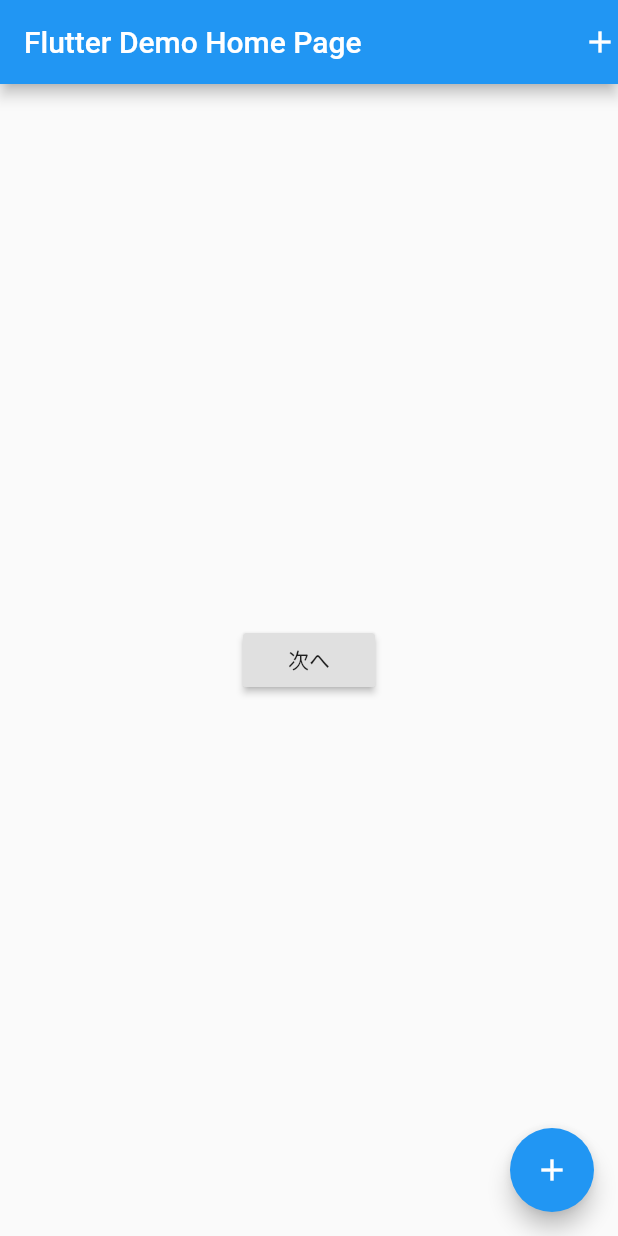
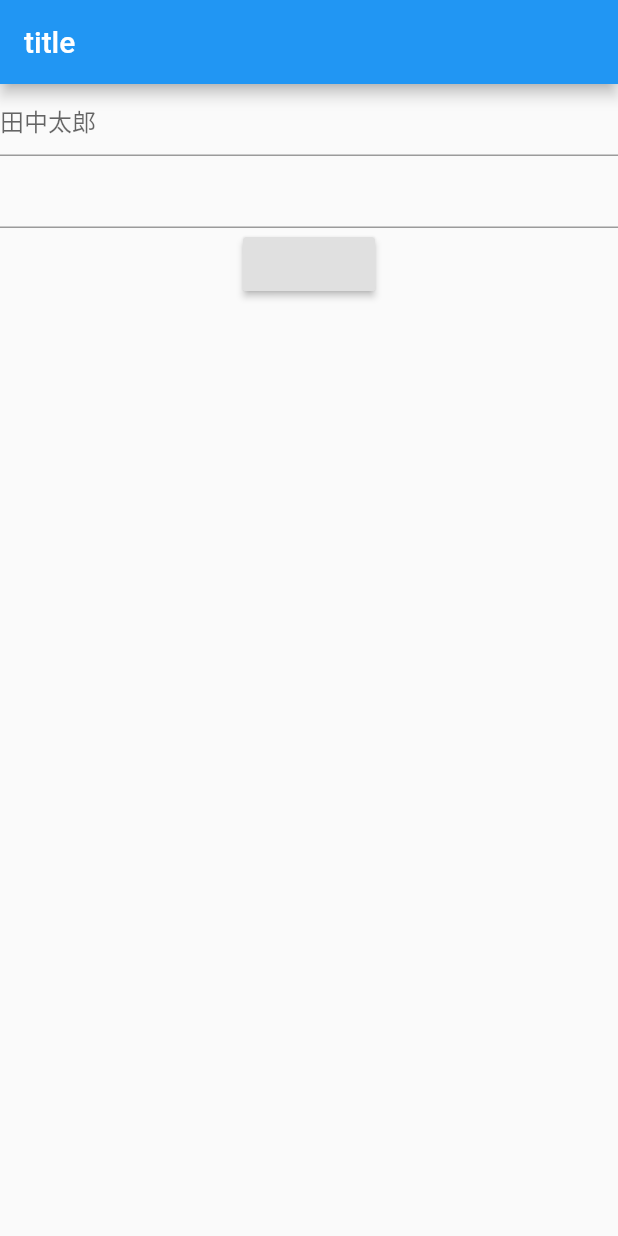
Before and after one commit to rei1011/flutter-app, a Flutter app: the screen it shows after launch, on a phone screen of 412 x 824 dp. Run offline on Flutter 3.47's test engine with Material 2 defaults, Android fonts, the phone set to English and light mode, and no system bars.

```diff
--- a/lib/main.dart
+++ b/lib/main.dart
@@ -1,6 +1,4 @@
 import 'package:flutter/material.dart';
-
-import 'next_page.dart';
 
 void main() {
   runApp(MyApp());
@@ -32,6 +30,9 @@ class MyHomePage extends StatefulWidget {
 class _MyHomePageState extends State<MyHomePage> {
   int _counter = 0;
   String text = "次へ";
+  final myFocusNode = FocusNode();
+  final myController = TextEditingController();
+  String name = '';
 
   void _incrementCounter() {
     setState(() {
@@ -43,33 +44,38 @@ class _MyHomePageState extends State<MyHomePage> {
   Widget build(BuildContext context) {
     return Scaffold(
       appBar: AppBar(
-        title: Text(widget.title),
-        actions: <Widget>[
-          Icon(Icons.add),
-        ],
+        title: Text('title'),
       ),
-      body: Center(
-        child: Container(
-          child: RaisedButton(
-            child: Text(text),
-            onPressed: () async {
-              final result = await Navigator.push(
-                context,
-                MaterialPageRoute(
-                    builder: (context) => NextPage(title: "Next Page")),
-              );
-              setState(()  {
-                text = result;
-              });
-            },
-          ),
-        ),
-      ),
-      floatingActionButton: FloatingActionButton(
-        onPressed: _incrementCounter,
-        tooltip: 'Increment',
-        child: Icon(Icons.add),
-      ), // This trailing comma makes auto-formatting nicer for build methods.
+      body: Container(
+          width: double.infinity,
+          child: Column(
+            children: [
+              TextFormField(
+                validator: (value) {
+                  if (value!.isEmpty) {
+                    return 'Please enter some text';
+                  }
+                  return null;
+                },
+                decoration: InputDecoration(
+                  hintText: '田中太郎',
+                ),
+                onChanged: (value) {},
+              ),
+              TextField(
+                controller: myController,
+                focusNode: myFocusNode,
+              ),
+              RaisedButton(
+                child: Text(this.name),
+                onPressed: () {
+                  setState(() {
+                    this.name = myController.text;
+                  });
+                },
+              )
+            ],
+          )),
     );
   }
 }
--- a/lib/next_page.dart
+++ b/lib/next_page.dart
@@ -13,6 +13,7 @@ class NextPage extends StatelessWidget {
       body: Container(
         color: Colors.yellow,
         height: double.infinity,
+        child: Center(
           child: Column(
             mainAxisAlignment: MainAxisAlignment.center,
             children: <Widget>[
@@ -28,6 +29,7 @@ class NextPage extends StatelessWidget {
             ],
           ),
         ),
+      ),
     );
   }
 }
```
Also changed, not shown: pubspec.yaml (+2 -54 lines), images/person.png (added). Lines whose indentation alone changed are shown as unchanged.
